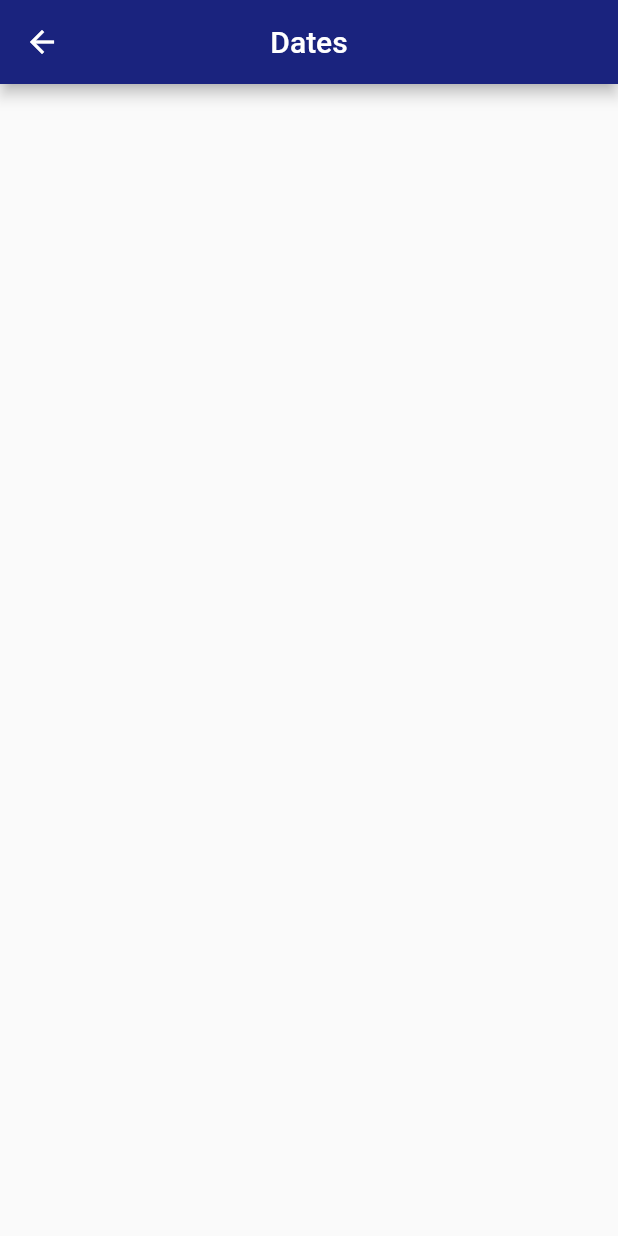
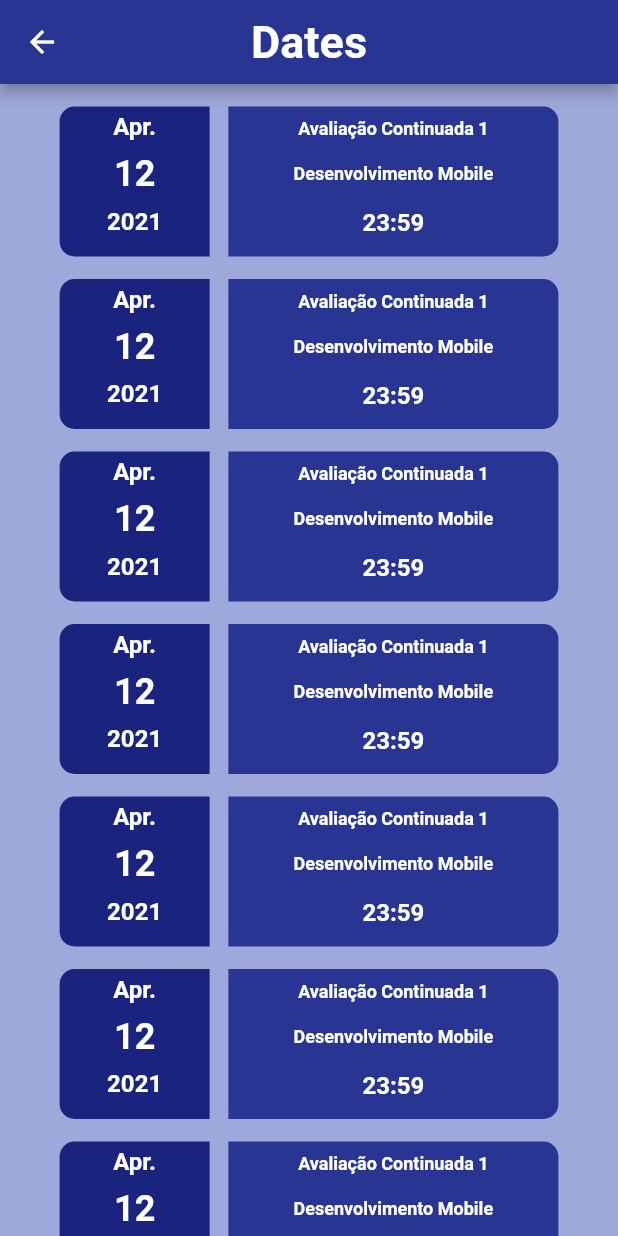
Before and after one commit to sergiotavuencas/mobile-project, a Flutter app: the screen it shows after launch, after a tap on "Dates", on a phone screen of 412 x 824 dp. Run offline on Flutter 3.47's test engine with Material 2 defaults, Android fonts, the phone set to English and light mode, and no system bars; our stand-ins replace font_awesome_flutter.

Commit message:
Removed unused classes, added new classes, renamed some classes and created new routes

```diff
--- a/my_app/lib/ProfileButtons.dart
+++ b/my_app/lib/ProfileButtons.dart
@@ -1,8 +1,8 @@
 import 'package:flutter/cupertino.dart';
 import 'package:flutter/material.dart';
 import 'package:font_awesome_flutter/font_awesome_flutter.dart';
+import 'package:my_app/routes/DatesRoute.dart';
 
-import 'DatesRoute.dart';
 
 class ProfileButtons extends StatelessWidget {
   const ProfileButtons({
@@ -78,7 +78,7 @@ class ProfileButtons extends StatelessWidget {
                                   Container(
                                       alignment: Alignment.center,
                                       margin: const EdgeInsets.only( left: 35.0 , right: 35.0),
-                                      child: Text("Classes")
+                                      child: Text("Subjects")
                                   ),
                                   Align(
                                       alignment: Alignment.centerRight,
@@ -95,7 +95,7 @@ class ProfileButtons extends StatelessWidget {
                                 )
                             ),
                             onPressed: (){
-                              //Navigator.push(context, MaterialPageRoute(builder: (context) => ClassesRoute()));
+                              //Navigator.push(context, MaterialPageRoute(builder: (context) => SubjectsTile()));
                             }
                         )
                     )
--- a/my_app/lib/main.dart
+++ b/my_app/lib/main.dart
@@ -1,5 +1,6 @@
 import 'package:flutter/material.dart';
-import 'package:my_app/ProfileTile.dart';
+import 'package:my_app/MyDrawer.dart';
+import 'package:my_app/routes/ProfileRoute.dart';
 
 void main() => runApp(MyApp());
 
@@ -9,8 +10,8 @@ class MyApp extends StatelessWidget {
   Widget build(BuildContext context) {
     return MaterialApp(
       title: "My Flutter App",
+      color: Color(0xff1A237E),
       home: Scaffold (
-        //drawer: MyDrawer(),
         appBar: AppBar(
           centerTitle: true,
           backgroundColor: Color(0xff1A237E),
@@ -23,7 +24,7 @@ class MyApp extends StatelessWidget {
               ),
             ),
         ),
-        body: ProfileTile(
+        body: ProfileRoute(
           firstName: "Sérgio",
           lastName: "Tavuencas",
           college: "Engenharia de Computação",
--- /dev/null
+++ b/my_app/lib/models/Date.dart
@@ -0,0 +1,12 @@
+class Date {
+  final int day;
+  final String month;
+  final int year;
+  final int hour;
+  final int minute;
+  final String event;
+  final String subject;
+  final String description;
+
+  Date(this.day, this.month, this.year, this.hour, this.minute, this.event, this.subject, this.description);
+}
--- /dev/null
+++ b/my_app/lib/routes/DatesRoute.dart
@@ -0,0 +1,60 @@
+import 'package:flutter/material.dart';
+import 'package:my_app/details/DateDetail.dart';
+import 'package:my_app/models/Date.dart';
+import 'package:my_app/tiles/DatesTile.dart';
+
+class DatesRoute extends StatelessWidget {
+  final dates = List<Date>.generate(10, (index) => Date(
+      12,
+      'Apr.',
+      2021,
+      23,
+      59,
+      'Avaliação Continuada 1',
+      'Desenvolvimento Mobile',
+      'Desenhar mockups e protótipos com diferentes screens;\n\n' +
+      'Implementar e integrar multiplos elementos;\n\n' +
+      'Sistema de rotas lógicas e funcionais;\n\n' +
+      'Padrões de desenvolvimento.',
+    ),
+  );
+
+  @override
+  Widget build(BuildContext context) {
+    return Scaffold(
+      backgroundColor: Color(0xff9FA8DA),
+      appBar: AppBar(
+        centerTitle: true,
+        backgroundColor: Color(0xff283593),
+        title: Text(
+          "Dates",
+          style: TextStyle(
+              fontSize: 30,
+              fontWeight: FontWeight.bold,
+              color: Colors.white
+          ),
+        ),
+      ),
+      body: ListView.builder(
+        itemCount: dates.length,
+        itemBuilder: (context, index){
+          return GestureDetector(
+            onTap: (){
+              Navigator.push(context, MaterialPageRoute(builder: (context) => DateDetail(date: dates[index]), ), );
+            },
+            child: DatesTile(
+              day: dates[index].day.toString(),
+              month: dates[index].month,
+              year: dates[index].year.toString(),
+              hour: dates[index].hour.toString(),
+              minute: dates[index].minute.toString(),
+              event: dates[index].event,
+              subject: dates[index].subject,
+              description: dates[index].description,
+            ),
+          );
+        }
+      )
+    );
+  }
+}
--- a/my_app/lib/ProfileTile.dart
+++ b/my_app/lib/routes/ProfileRoute.dart
@@ -1,8 +1,8 @@
 import 'package:flutter/material.dart';
 import 'package:my_app/ProfileButtons.dart';
 
-class ProfileTile extends StatelessWidget {
-  const ProfileTile({
+class ProfileRoute extends StatelessWidget {
+  const ProfileRoute({
     this.firstName,
     this.lastName,
     this.college,
--- /dev/null
+++ b/my_app/lib/tiles/DatesTile.dart
@@ -0,0 +1,165 @@
+import 'package:flutter/material.dart';
+
+class DatesTile extends StatelessWidget {
+  const DatesTile({
+    this.day,
+    this.month,
+    this.year,
+    this.hour,
+    this.minute,
+    this.event,
+    this.subject,
+    this.description,
+  });
+
+  final String day;
+  final String month;
+  final String year;
+  final String hour;
+  final String minute;
+  final String event;
+  final String subject;
+  final String description;
+
+  @override
+  Widget build(BuildContext context) {
+
+    return Row(
+      mainAxisAlignment: MainAxisAlignment.center,
+      children: [
+        Padding(
+          padding: const EdgeInsets.fromLTRB(0, 15, 0, 0),
+          child: Container(
+            width: 100,
+            height: 100,
+            decoration: BoxDecoration(
+                color: Color(0xff1A237E),
+                borderRadius: BorderRadius.only(
+                  topLeft: Radius.circular(10),
+                  bottomLeft: Radius.circular(10),
+                )
+            ),
+            child: Column(
+              children: [
+                Row(
+                  mainAxisAlignment: MainAxisAlignment.center,
+                  children: [
+                    Padding(
+                      padding: const EdgeInsets.all(4),
+                      child: Text(
+                        month,
+                        style: TextStyle(
+                            fontSize: 16,
+                            fontWeight: FontWeight.bold,
+                            color: Colors.white
+                        ),
+                      ),
+                    ),
+                  ],
+                ),
+                Row(
+                  mainAxisAlignment: MainAxisAlignment.center,
+                  children: [
+                    Padding(
+                      padding: const EdgeInsets.all(4),
+                      child: Text(
+                        day.toString(),
+                        style: TextStyle(
+                            fontSize: 24,
+                            fontWeight: FontWeight.bold,
+                            color: Colors.white
+                        ),
+                      ),
+                    ),
+                  ],
+                ),
+                Row(
+                  mainAxisAlignment: MainAxisAlignment.center,
+                  children: [
+                    Padding(
+                      padding: const EdgeInsets.all(4),
+                      child: Text(
+                        year.toString(),
+                        style: TextStyle(
+                            fontSize: 16,
+                            fontWeight: FontWeight.bold,
+                            color: Colors.white
+                        ),
+                      ),
+                    ),
+                  ],
+                ),
+              ],
+            ),
+          ),
+        ),
+        Padding(
+          padding: const EdgeInsets.fromLTRB(12.5, 15, 0, 0),
+          child: Container(
+            width: 220,
+            height: 100,
+            decoration: BoxDecoration(
+                color: Color(0xff283593),
+                borderRadius: BorderRadius.only(
+                  topRight: Radius.circular(10),
+                  bottomRight: Radius.circular(10),
+                )
+            ),
+            child: Column(
+              children: [
+                Row(
+                  mainAxisAlignment: MainAxisAlignment.center,
+                  children: [
+                    Padding(
+                      padding: const EdgeInsets.all(8),
+                      child: Text(
+                        event,
+                        style: TextStyle(
+                            fontSize: 12,
+                            fontWeight: FontWeight.bold,
+                            color: Colors.white
+                        ),
+                      ),
+                    ),
+                  ],
+                ),
+                Row(
+                  mainAxisAlignment: MainAxisAlignment.center,
+                  children: [
+                    Padding(
+                      padding: const EdgeInsets.all(8),
+                      child: Text(
+                        subject,
+                        style: TextStyle(
+                            fontSize: 12,
+                            fontWeight: FontWeight.bold,
+                            color: Colors.white
+                        ),
+                      ),
+                    ),
+                  ],
+                ),
+                Row(
+                  mainAxisAlignment: MainAxisAlignment.center,
+                  children: [
+                    Padding(
+                      padding: const EdgeInsets.all(8),
+                      child: Text(
+                        hour.toString() + ":" + minute.toString(),
+                        style: TextStyle(
+                            fontSize: 16,
+                            fontWeight: FontWeight.bold,
+                            color: Colors.white
+                        ),
+                      ),
+                    ),
+                  ],
+                ),
+              ],
+            ),
+          ),
+        ),
+      ],
+    );
+  }
+}
--- a/my_app/lib/DatesRoute.dart
+++ b/my_app/lib/tiles/SubjectsTile.dart
@@ -1,6 +1,6 @@
 import 'package:flutter/material.dart';
 
-class DatesRoute extends StatelessWidget {
+class SubjectsTile extends StatelessWidget {
 
   @override
   Widget build(BuildContext context) {
@@ -8,7 +8,7 @@ class DatesRoute extends StatelessWidget {
       appBar: AppBar(
         centerTitle: true,
         backgroundColor: Color(0xff1A237E),
-        title: Text('Dates'),
+        title: Text('Subjects'),
       ),
       //body:
     );
```
Also changed, not shown: my_app/lib/MyColumn.dart (deleted, +0 -43 lines), my_app/lib/MyDrawer.dart (+6 -7 lines), my_app/lib/ProfileDetail.dart (deleted, +0 -26 lines), my_app/lib/SecondRoute.dart (deleted, +0 -15 lines), my_app/lib/details/DateDetail.dart (added, +162 -0 lines), my_app/lib/models/Subject.dart (added, +9 -0 lines), my_app/lib/details/SubjectDetail.dart (added).
